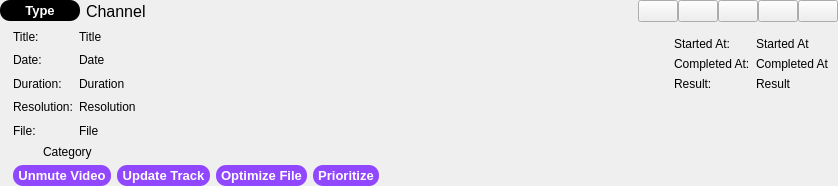
devhotteok/TwitchLink, file resources/ui/downloadHistoryView.ui: the form before one commit.
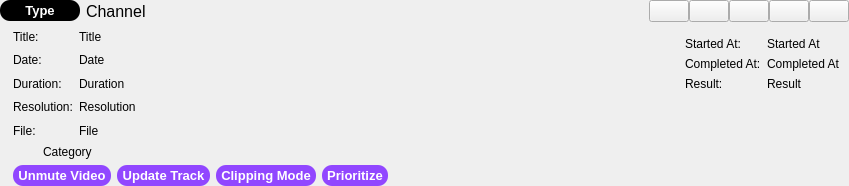
The form after the commit. Icons and pictures are not drawn.

```diff
--- a/resources/ui/downloadHistoryView.ui
+++ b/resources/ui/downloadHistoryView.ui
@@ -6,7 +6,7 @@
    <rect>
     <x>0</x>
     <y>0</y>
-    <width>838</width>
+    <width>849</width>
     <height>186</height>
    </rect>
   </property>
@@ -715,7 +715,7 @@
                   </font>
                  </property>
                  <property name="text">
-                  <string>Optimize File</string>
+                  <string>Clipping Mode</string>
                  </property>
                  <property name="alignment">
                   <set>Qt::AlignCenter</set>
```
Left out of the diff: 6 changed lines with no effect on the pictures.
